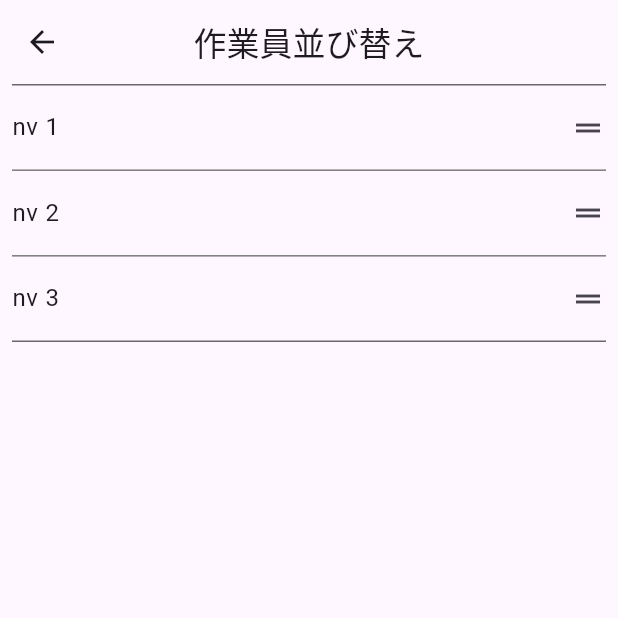
After one commit to minh-dai/table_example, a Flutter app: the ReorderEmployeeScreen screen opened directly, on a phone screen of 412 x 824 dp, the top half of it. The commit adds this screen. Run offline on Flutter 3.47's test engine with Material 3 defaults, Android fonts, the phone set to English and light mode, and no system bars.

Commit message:
add color

```diff
--- a/lib/WorkScheduleTable.dart
+++ b/lib/WorkScheduleTable.dart
@@ -27,9 +27,6 @@ class _WorkScheduleTableState extends State<WorkScheduleTable> {
   @override
   Widget build(BuildContext context) {
     return Scaffold(
-      appBar: AppBar(
-        title: const Text('Work Schedule Table'),
-      ),
       body: Row(
         children: [
           // Cột cố định (tên nhân viên và work site)
--- /dev/null
+++ b/lib/colors.dart
@@ -0,0 +1,64 @@
+import 'dart:math';
+import 'dart:ui';
+
+import 'model/work_site.dart';
+
+class AppColors {
+  static const teal = Color(0xff3BDBD3);
+  static const lightGreen = Color(0xff60E487);
+  static const skyBlue = Color(0xff61B4F2);
+  static const aquaBlue = Color(0xff6CFAFA);
+  static const purple = Color(0xff803BFF);
+  static const lightBlue = Color(0xff98BFFF);
+  static const limeGreen = Color(0xffB4EC4C);
+  static const greyBlue = Color(0xffC3CED4);
+  static const mintGreen = Color(0xffD4EFDF);
+  static const lavender = Color(0xffDDC5E5);
+  static const pinkishWhite = Color(0xffF5EEF8);
+  static const yellow = Color(0xffF7DC6F);
+  static const softPink = Color(0xffFADBD8);
+  static const brightPink = Color(0xffFF58CD);
+  static const coralRed = Color(0xffFF6860);
+  static const orange = Color(0xffFF7337);
+  static const peach = Color(0xffFFA16B);
+  static const lightCream = Color(0xffFFF3E0);
+
+  // color border list
+  static const borderColor = Color(0xff686868);
+
+
+  List<Color> get allColors => [
+        teal,
+        lightGreen,
+        skyBlue,
+        aquaBlue,
+        purple,
+        lightBlue,
+        limeGreen,
+        greyBlue,
+        mintGreen,
+        lavender,
+        pinkishWhite,
+        yellow,
+        softPink,
+        brightPink,
+        coralRed,
+        orange,
+        peach,
+        lightCream,
+      ];
+
+  Color getRandomColorExcludingSelected(List<WorkSite> workSites) {
+    final colors = AppColors().allColors;
+    final selectedColors = workSites.map((ws) => ws.color).toSet();
+    final availableColors =
+        colors.where((color) => !selectedColors.contains(color)).toList();
+
+    final random = Random();
+    if (availableColors.isEmpty) {
+      return colors[random.nextInt(colors.length)];
+    }
+
+    return availableColors[random.nextInt(availableColors.length)];
+  }
+}
--- a/lib/data_test.dart
+++ b/lib/data_test.dart
@@ -1,5 +1,6 @@
 import 'package:flutter/material.dart';
 
+import 'colors.dart';
 import 'model/employee.dart';
 import 'model/work_schedule.dart';
 import 'model/work_site.dart';
@@ -11,10 +12,10 @@ final List<Employee> employees = [
 ];
 
 final List<WorkSite> workSites = [
-  WorkSite(id: 1, name: 'Construct 1', color: Colors.green),
-  WorkSite(id: 2, name: 'Construct 2', color: Colors.blue),
-  WorkSite(id: 3, name: 'Construct 3', color: Colors.orange),
-  WorkSite(id: 4, name: 'Day Off', color: Colors.red),
+  WorkSite(id: 1, name: 'Construct 1', color: AppColors.lightGreen),
+  WorkSite(id: 2, name: 'Construct 2', color: AppColors.skyBlue),
+  WorkSite(id: 3, name: 'Construct 3', color: AppColors.orange),
+  WorkSite(id: 4, name: 'Day Off', color: AppColors.coralRed),
 ];
 
 final List<WorkSchedule> workSchedules = [
--- /dev/null
+++ b/lib/reorder_employee_screen.dart
@@ -0,0 +1,75 @@
+import 'package:flutter/material.dart';
+import 'package:table_test/colors.dart';
+
+import 'data_test.dart';
+import 'model/employee.dart';
+
+class ReorderEmployeeScreen extends StatefulWidget {
+  const ReorderEmployeeScreen({Key? key}) : super(key: key);
+
+  @override
+  _ReorderEmployeeScreenState createState() => _ReorderEmployeeScreenState();
+}
+
+class _ReorderEmployeeScreenState extends State<ReorderEmployeeScreen> {
+  late List<Employee> _employees;
+
+  @override
+  void initState() {
+    super.initState();
+    _employees = List.from(employees); // Create a mutable copy of the list
+  }
+
+  @override
+  Widget build(BuildContext context) {
+    return Scaffold(
+      appBar: AppBar(
+        centerTitle: true,
+        title: const Text('作業員並び替え'),
+        leading: IconButton(
+          icon: const Icon(Icons.arrow_back),
+          onPressed: () {
+            Navigator.pop(context, _employees); // Return the updated list
+          },
+        ),
+      ),
+      body: ReorderableListView(
+        onReorder: (oldIndex, newIndex) {
+          setState(() {
+            if (newIndex > oldIndex) {
+              newIndex -= 1; // Adjust for index shift during reorder
+            }
+            final item = _employees.removeAt(oldIndex);
+            _employees.insert(newIndex, item);
+          });
+        },
+        children: [
+          for (int i = 0; i < _employees.length; i++)
+            Padding(
+              key: ValueKey(_employees[i].id),
+              padding: const EdgeInsets.symmetric(horizontal: 8.0),
+              child: Container(
+                decoration: BoxDecoration(
+                  border: Border(
+                    bottom: BorderSide(
+                      color: AppColors.borderColor,
+                      width: i == _employees.length - 1 ? 1 : 0.5,
+                    ),
+                    top: BorderSide(
+                      color: AppColors.borderColor,
+                      width: i == 0 ? 1 : 0.5,
+                    ),
+                  ),
+                ),
+                child: ListTile(
+                  contentPadding: EdgeInsets.zero,
+                  title: Text(_employees[i].name),
+                  trailing: const Icon(Icons.drag_handle),
+                ),
+              ),
+            ),
+        ],
+      ),
+    );
+  }
+}
```
Also changed, not shown: lib/add_employee_screen.dart (added, +77 -0 lines), lib/delete_employee_screen.dart (added, +111 -0 lines), lib/main.dart (+150 -1 lines), pubspec.lock.
